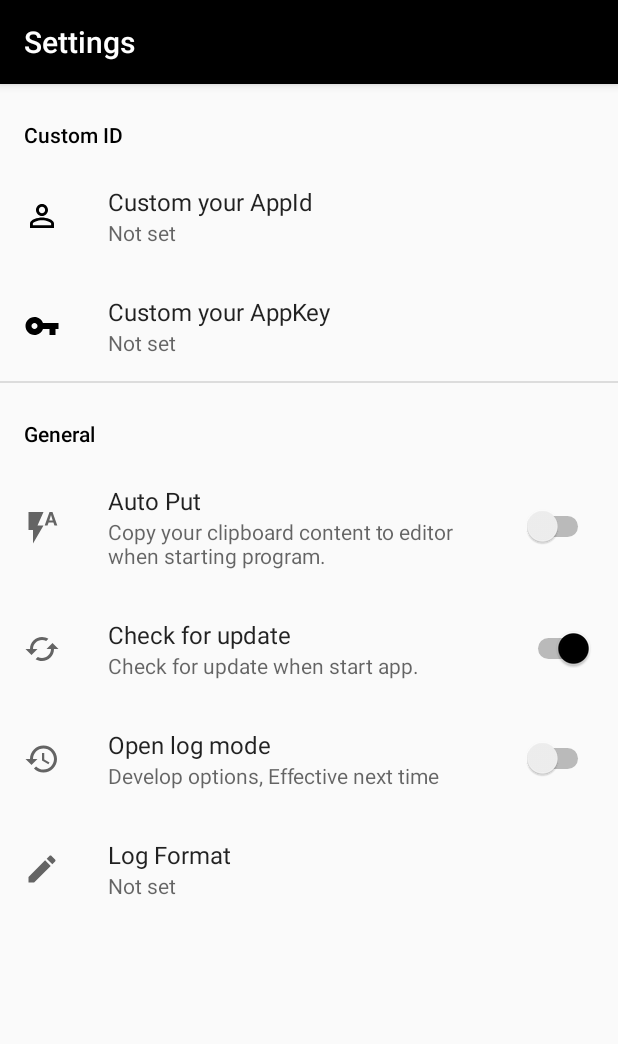
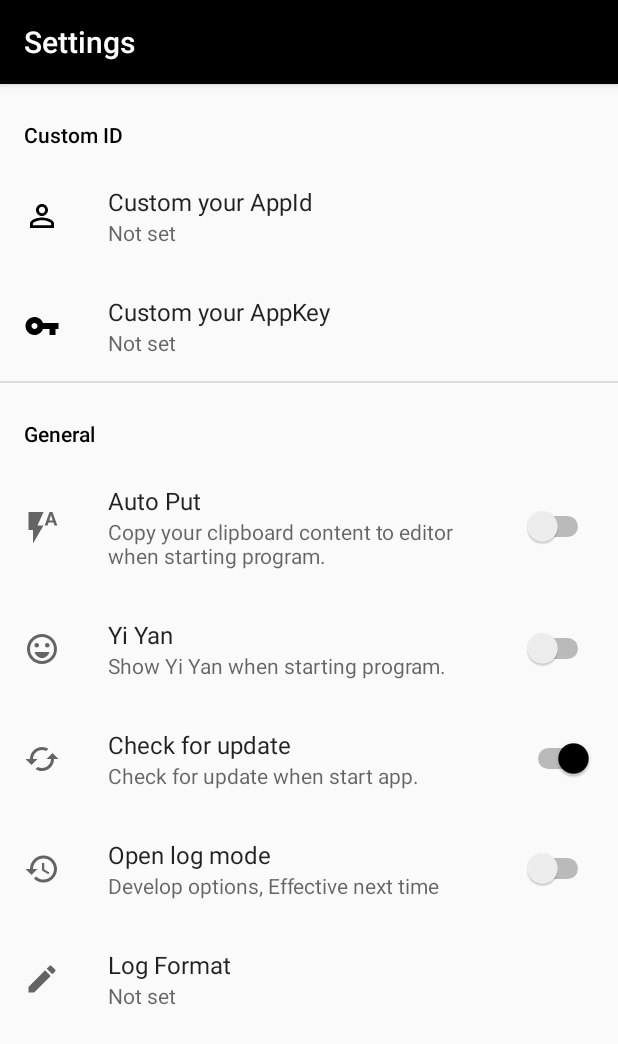
Before and after one commit to hbk01/Translate, an Android app: the SettingsActivity screen opened directly, with no data from a screen before it, on a phone screen of 412 x 824 dp. Shown: the top 1044 px of the screen. Run offline under Robolectric (Android 15) with nearby library versions, the phone set to English and light mode, and no system bars; our stand-ins replace androidx.preference.

Commit message:
+ 新增一言功能

```diff
--- /dev/null
+++ b/app/src/main/res/drawable/ic_yi_yan_24dp.xml
@@ -0,0 +1,16 @@
+<vector xmlns:android="http://schemas.android.com/apk/res/android"
+    android:width="24dp"
+    android:height="24dp"
+    android:tint="?attr/colorControlNormal"
+    android:viewportWidth="24"
+    android:viewportHeight="24">
+  <path
+      android:fillColor="@android:color/white"
+      android:pathData="M15.5,9.5m-1.5,0a1.5,1.5 0,1 1,3 0a1.5,1.5 0,1 1,-3 0" />
+  <path
+      android:fillColor="@android:color/white"
+      android:pathData="M8.5,9.5m-1.5,0a1.5,1.5 0,1 1,3 0a1.5,1.5 0,1 1,-3 0" />
+  <path
+      android:fillColor="@android:color/white"
+      android:pathData="M11.99,2C6.47,2 2,6.48 2,12s4.47,10 9.99,10C17.52,22 22,17.52 22,12S17.52,2 11.99,2zM12,20c-4.42,0 -8,-3.58 -8,-8s3.58,-8 8,-8 8,3.58 8,8 -3.58,8 -8,8zM7,14c0.78,2.34 2.72,4 5,4s4.22,-1.66 5,-4L7,14z" />
+</vector>
--- a/app/src/main/res/values/strings.xml
+++ b/app/src/main/res/values/strings.xml
@@ -61,4 +61,7 @@
     <string name="preference_key_clipboard" translatable="false">clipboard</string>
     <string name="preference_catalog_general">General</string>
     <string name="preference_title_auto_put">Auto Put</string>
+    <string name="preference_key_yi_yan" translatable="false">yiYan</string>
+    <string name="preference_summary_yi_yan">Show Yi Yan when starting program.</string>
+    <string name="preference_title_yi_yan">Yi Yan</string>
 </resources>
--- a/app/src/main/res/xml/root_preferences.xml
+++ b/app/src/main/res/xml/root_preferences.xml
@@ -32,6 +32,12 @@
             app:title="@string/preference_title_auto_put" />
 
         <SwitchPreference
+            app:icon="@drawable/ic_yi_yan_24dp"
+            app:key="@string/preference_key_yi_yan"
+            app:summary="@string/preference_summary_yi_yan"
+            app:title="@string/preference_title_yi_yan" />
+
+        <SwitchPreference
             app:defaultValue="true"
             app:icon="@drawable/ic_update_24dp"
             app:key="@string/preference_key_update"
```
Also changed, not shown: app/src/main/java/cn/hbkcn/translate/MainActivity.kt (+28 -1 lines), 2 other files.
